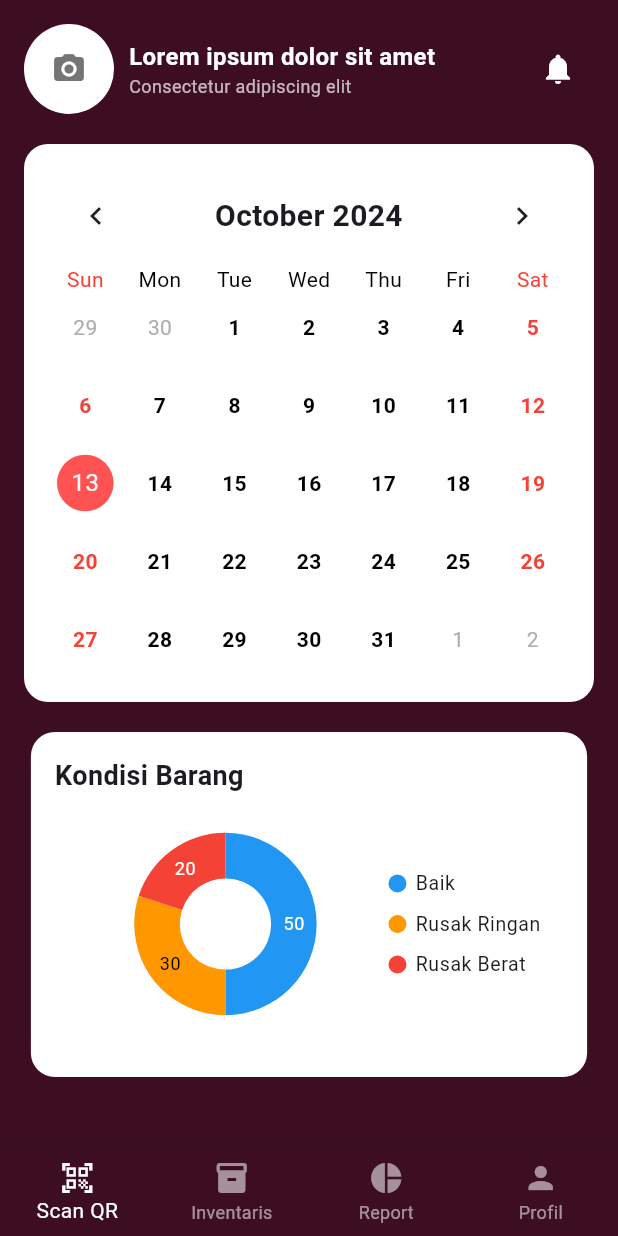
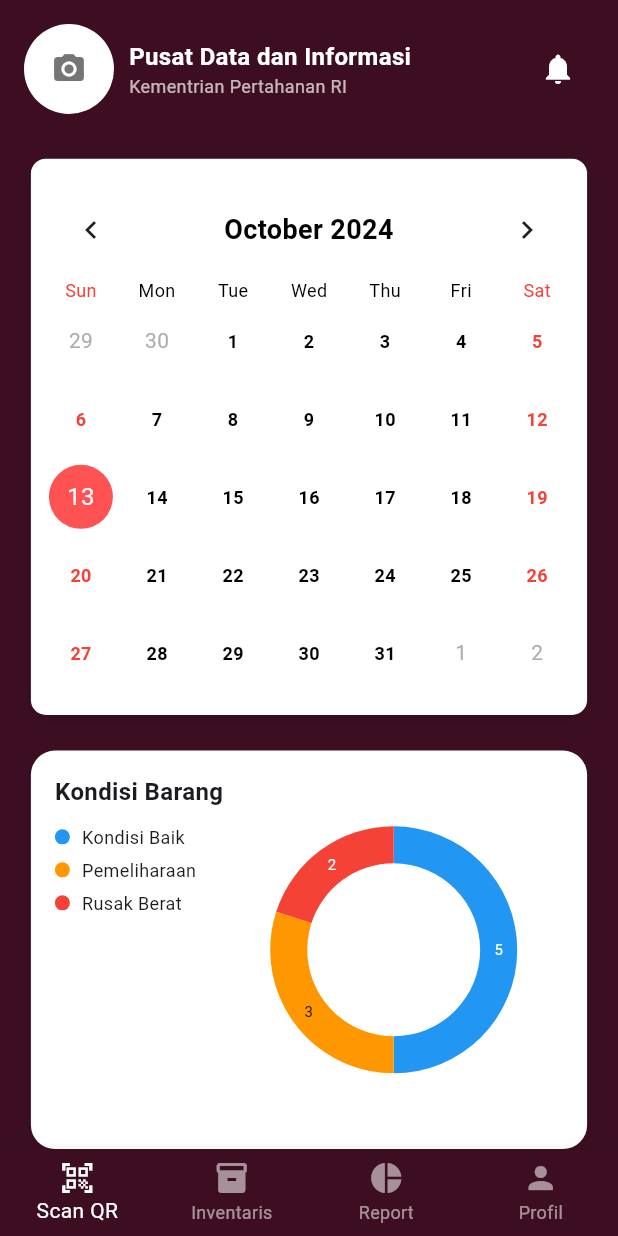
Before and after one commit to raidtammam/pusdatin, a Flutter app: the HomePage screen opened directly, on a phone screen of 412 x 824 dp. Run offline on Flutter 3.47's test engine with Material 3 defaults, Android fonts, the phone set to English and light mode, and no system bars; drawn by our look-alikes of table_calendar; our stand-ins replace syncfusion_flutter_charts.

Commit message:
third commit

```diff
--- a/lib/pages/home_page.dart
+++ b/lib/pages/home_page.dart
@@ -1,7 +1,7 @@
 import 'package:flutter/material.dart';
-import 'package:syncfusion_flutter_charts/charts.dart'; // Import untuk Pie Chart
-import 'package:table_calendar/table_calendar.dart'; // Import untuk Kalender
-import 'dart:collection'; // Untuk Map dan LinkedHashMap
+import 'package:pusdatin_project/widgets/custom_bottom_nav_bar.dart'; // Import BottomNavBar
+import 'package:pusdatin_project/widgets/dashboard_widget.dart'; // Import DashboardWidget
+import 'package:pusdatin_project/widgets/calendar_widget.dart'; // Import CalendarWidget
 
 class HomePage extends StatefulWidget {
   @override
@@ -11,23 +11,7 @@ class HomePage extends StatefulWidget {
 class _HomePageState extends State<HomePage> {
   DateTime _focusedDay = DateTime.now();
   DateTime? _selectedDay;
-  final Map<DateTime, List<String>> _events = LinkedHashMap(equals: isSameDay);
-
-  List<_ChartData> _chartData = [
-    _ChartData('Baik', 50, Colors.blue),
-    _ChartData('Rusak Ringan', 30, Colors.orange),
-    _ChartData('Rusak Berat', 20, Colors.red),
-  ];
-
-  @override
-  void initState() {
-    super.initState();
-
-    // Contoh Event
-    _events[DateTime.utc(2023, 10, 15)] = ['Pengecekan Barang 1'];
-    _events[DateTime.utc(2023, 10, 16)] = ['Pengecekan Barang 2'];
-    _events[DateTime.utc(2023, 10, 17)] = ['Pengecekan Barang 3'];
-  }
+  int _currentIndex = 0;
 
   void _onDaySelected(DateTime selectedDay, DateTime focusedDay) {
     setState(() {
@@ -36,32 +20,39 @@ class _HomePageState extends State<HomePage> {
     });
   }
 
+  void _onItemTapped(int index) {
+    setState(() {
+      _currentIndex = index;
+    });
+  }
+
   @override
   Widget build(BuildContext context) {
     return Scaffold(
-      backgroundColor: Color(0xFF3D0E22), // Warna latar belakang
-      body: SingleChildScrollView(
-        child: Padding(
-          padding: const EdgeInsets.all(16.0),
+      backgroundColor: const Color(0xFF3D0E22),
+      resizeToAvoidBottomInset: true, // Mencegah overflow ketika keyboard muncul
+      body: SafeArea(
         child: Column(
           children: [
             // Header Profil
-              Row(
+            Padding(
+              padding: const EdgeInsets.all(16.0),
+              child: Row(
                 mainAxisAlignment: MainAxisAlignment.spaceBetween,
                 children: [
                   Row(
                     children: [
-                      CircleAvatar(
+                      const CircleAvatar(
                         radius: 30,
                         backgroundColor: Colors.white,
                         child: Icon(Icons.camera_alt, color: Colors.black54),
                       ),
-                      SizedBox(width: 10.0),
+                      const SizedBox(width: 10.0),
                       Column(
                         crossAxisAlignment: CrossAxisAlignment.start,
-                        children: [
+                        children: const [
                           Text(
-                            'Lorem ipsum dolor sit amet',
+                            'Pusat Data dan Informasi',
                             style: TextStyle(
                               color: Colors.white,
                               fontWeight: FontWeight.bold,
@@ -69,7 +60,7 @@ class _HomePageState extends State<HomePage> {
                             ),
                           ),
                           Text(
-                            'Consectetur adipiscing elit',
+                            'Kementrian Pertahanan RI',
                             style: TextStyle(
                               color: Colors.white70,
                               fontSize: 12.0,
@@ -80,140 +71,37 @@ class _HomePageState extends State<HomePage> {
                     ],
                   ),
                   IconButton(
-                    icon: Icon(Icons.notifications, color: Colors.white),
+                    icon: const Icon(Icons.notifications, color: Colors.white),
                     onPressed: () {},
                   ),
                 ],
               ),
-              SizedBox(height: 20.0),
+            ),
 
-              // Kalender Interaktif
-              Container(
-                decoration: BoxDecoration(
-                  color: Colors.white,
-                  borderRadius: BorderRadius.circular(16.0),
-                ),
-                padding: EdgeInsets.all(16.0),
-                child: TableCalendar(
-                  firstDay: DateTime(2022),
-                  lastDay: DateTime(2030),
+            // Expanded Calendar untuk menyesuaikan ukuran
+            Expanded(
+              flex: 3,
+              child: CalendarWidget(
                 focusedDay: _focusedDay,
-                  selectedDayPredicate: (day) => isSameDay(_selectedDay, day),
+                selectedDay: _selectedDay,
                 onDaySelected: _onDaySelected,
-                  calendarStyle: CalendarStyle(
-                    todayDecoration: BoxDecoration(
-                      color: Colors.redAccent,
-                      shape: BoxShape.circle,
-                    ),
-                    selectedDecoration: BoxDecoration(
-                      color: Colors.blueAccent,
-                      shape: BoxShape.circle,
-                    ),
-                    defaultTextStyle: TextStyle(
-                      fontWeight: FontWeight.bold,
-                      color: Colors.black,
-                    ),
-                    weekendTextStyle: TextStyle(
-                      fontWeight: FontWeight.bold,
-                      color: Colors.red,
               ),
             ),
-                  headerStyle: HeaderStyle(
-                    titleCentered: true,
-                    formatButtonVisible: false,
-                    titleTextStyle: TextStyle(
-                      fontSize: 20.0,
-                      fontWeight: FontWeight.bold,
-                    ),
-                  ),
-                  daysOfWeekStyle: DaysOfWeekStyle(
-                    weekendStyle: TextStyle(color: Colors.red),
-                    weekdayStyle: TextStyle(color: Colors.black),
-                  ),
-                  eventLoader: (day) {
-                    return _events[day] ?? [];
-                  },
-                ),
-              ),
-              SizedBox(height: 20.0),
 
-              // Grafik Pie Chart Medium
-              Container(
-                width: MediaQuery.of(context).size.width * 0.9, // Lebar 80% layar
-                height: 230, // Tinggi menengah
-                decoration: BoxDecoration(
-                  color: Colors.white,
-                  borderRadius: BorderRadius.circular(16.0),
-                ),
-                padding: EdgeInsets.all(16.0),
-                child: Column(
-                  crossAxisAlignment: CrossAxisAlignment.start,
-                  children: [
-                    Text(
-                      'Kondisi Barang',
-                      style: TextStyle(
-                        fontWeight: FontWeight.bold,
-                        fontSize: 18.0,
-                      ),
-                    ),
+            const SizedBox(height: 10.0),
+
+            // Expanded Dashboard agar tidak melebihi ruang yang tersedia
             Expanded(
-                      child: SfCircularChart(
-                        legend: Legend(isVisible: true),
-                        series: <CircularSeries>[
-                          DoughnutSeries<_ChartData, String>(
-                            dataSource: _chartData,
-                            pointColorMapper: (_ChartData data, _) =>
-                                data.color,
-                            xValueMapper: (_ChartData data, _) => data.label,
-                            yValueMapper: (_ChartData data, _) => data.value,
-                            dataLabelSettings:
-                                DataLabelSettings(isVisible: true),
+              flex: 2,
+              child: DashboardWidget(),
             ),
           ],
         ),
       ),
-                  ],
-                ),
-              ),
-            ],
-          ),
-        ),
-      ),
-
-      // Bottom Navigation Bar
-      bottomNavigationBar: BottomNavigationBar(
-        type: BottomNavigationBarType.fixed,
-        backgroundColor: Color(0xFF3D0E22),
-        selectedItemColor: Colors.white,
-        unselectedItemColor: Colors.white54,
-        items: [
-          BottomNavigationBarItem(
-            icon: Icon(Icons.qr_code_scanner),
-            label: 'Scan QR',
-          ),
-          BottomNavigationBarItem(
-            icon: Icon(Icons.inventory),
-            label: 'Inventaris',
-          ),
-          BottomNavigationBarItem(
-            icon: Icon(Icons.pie_chart),
-            label: 'Report',
-          ),
-          BottomNavigationBarItem(
-            icon: Icon(Icons.person),
-            label: 'Profil',
-          ),
-        ],
+      bottomNavigationBar: CustomBottomNavBar(
+        currentIndex: _currentIndex,
+        onTap: _onItemTapped,
       ),
     );
   }
 }
-
-// Model Data untuk Pie Chart
-class _ChartData {
-  final String label;
-  final int value;
-  final Color color;
-
-  _ChartData(this.label, this.value, this.color);
-}
--- /dev/null
+++ b/lib/widgets/calendar_widget.dart
@@ -0,0 +1,107 @@
+import 'package:flutter/material.dart';
+import 'package:table_calendar/table_calendar.dart';
+import 'dart:collection'; // Untuk Map dan LinkedHashMap
+
+class CalendarWidget extends StatefulWidget {
+  final DateTime focusedDay;
+  final DateTime? selectedDay;
+  final Function(DateTime, DateTime) onDaySelected;
+
+  const CalendarWidget({
+    Key? key,
+    required this.focusedDay,
+    required this.selectedDay,
+    required this.onDaySelected,
+  }) : super(key: key);
+
+  @override
+  _CalendarWidgetState createState() => _CalendarWidgetState();
+}
+
+class _CalendarWidgetState extends State<CalendarWidget> {
+  final Map<DateTime, List<String>> _events = LinkedHashMap(equals: isSameDay);
+
+  @override
+  void initState() {
+    super.initState();
+
+    // Contoh event untuk kalender
+    _events[DateTime.utc(2023, 10, 15)] = ['Pengecekan Barang 1'];
+    _events[DateTime.utc(2023, 10, 16)] = ['Pengecekan Barang 2'];
+  }
+
+  @override
+  Widget build(BuildContext context) {
+    double width = MediaQuery.of(context).size.width * 0.9; // Lebar 90% layar
+    double height = MediaQuery.of(context).size.height * 0.45; // Tinggi 50% layar
+
+    return Center(
+      child: Container(
+        width: width,
+        height: height,
+        decoration: BoxDecoration(
+          color: Colors.white,
+          borderRadius: BorderRadius.circular(10.0), // Border membulat
+          boxShadow: [
+            BoxShadow(
+              color: Colors.black.withOpacity(0.1),
+              blurRadius: 8,
+              offset: const Offset(0, 4), // Shadow di bawah
+            ),
+          ],
+        ),
+        padding: const EdgeInsets.symmetric(horizontal: 8.0, vertical: 10.0),
+        child: Align(
+          alignment: Alignment.center, // Pusatkan konten kalender
+          child: TableCalendar(
+            firstDay: DateTime(2022),
+            lastDay: DateTime(2030),
+            focusedDay: widget.focusedDay,
+            selectedDayPredicate: (day) => isSameDay(widget.selectedDay, day),
+            onDaySelected: widget.onDaySelected,
+            calendarStyle: const CalendarStyle(
+              defaultTextStyle: TextStyle(
+                fontWeight: FontWeight.bold,
+                fontSize: 12.0,
+                color: Colors.black,
+              ),
+              weekendTextStyle: TextStyle(
+                fontWeight: FontWeight.bold,
+                fontSize: 12.0,
+                color: Colors.red,
+              ),
+              todayDecoration: BoxDecoration(
+                color: Colors.redAccent,
+                shape: BoxShape.circle,
+              ),
+              selectedDecoration: BoxDecoration(
+                color: Colors.blueAccent,
+                shape: BoxShape.circle,
+              ),
+              cellMargin: EdgeInsets.all(4.0), // Jarak antar cell kecil
+              markersMaxCount: 1, // Maksimal 1 marker per cell
+            ),
+            headerStyle: const HeaderStyle(
+              titleCentered: true,
+              formatButtonVisible: false,
+              leftChevronVisible: true,
+              rightChevronVisible: true,
+              titleTextStyle: TextStyle(
+                fontSize: 18.0,
+                fontWeight: FontWeight.bold,
+                color: Colors.black,
+              ),
+            ),
+            daysOfWeekStyle: const DaysOfWeekStyle(
+              weekendStyle: TextStyle(color: Colors.red, fontSize: 12.0),
+              weekdayStyle: TextStyle(color: Colors.black, fontSize: 12.0),
+            ),
+            eventLoader: (day) {
+              return _events[day] ?? [];
+            },
+          ),
+        ),
+      ),
+    );
+  }
+}
--- /dev/null
+++ b/lib/widgets/custom_bottom_nav_bar.dart
@@ -0,0 +1,42 @@
+import 'package:flutter/material.dart';
+
+class CustomBottomNavBar extends StatelessWidget {
+  final int currentIndex;
+  final Function(int) onTap;
+
+  const CustomBottomNavBar({
+    Key? key,
+    required this.currentIndex,
+    required this.onTap,
+  }) : super(key: key);
+
+  @override
+  Widget build(BuildContext context) {
+    return BottomNavigationBar(
+      currentIndex: currentIndex,
+      onTap: onTap,
+      type: BottomNavigationBarType.fixed,
+      backgroundColor: const Color(0xFF3D0E22),
+      selectedItemColor: Colors.white,
+      unselectedItemColor: Colors.white54,
+      items: const [
+        BottomNavigationBarItem(
+          icon: Icon(Icons.qr_code_scanner),
+          label: 'Scan QR',
+        ),
+        BottomNavigationBarItem(
+          icon: Icon(Icons.inventory),
+          label: 'Inventaris',
+        ),
+        BottomNavigationBarItem(
+          icon: Icon(Icons.pie_chart),
+          label: 'Report',
+        ),
+        BottomNavigationBarItem(
+          icon: Icon(Icons.person),
+          label: 'Profil',
+        ),
+      ],
+    );
+  }
+}
--- /dev/null
+++ b/lib/widgets/dashboard_widget.dart
@@ -0,0 +1,108 @@
+import 'package:flutter/material.dart';
+import 'package:syncfusion_flutter_charts/charts.dart';
+
+class DashboardWidget extends StatelessWidget {
+  final List<_ChartData> chartData = [
+    _ChartData('Kondisi Baik', 5, Colors.blue),
+    _ChartData('Pemeliharaan', 3, Colors.orange),
+    _ChartData('Rusak Berat', 2, Colors.red),
+  ];
+
+  @override
+  Widget build(BuildContext context) {
+    double width = MediaQuery.of(context).size.width * 0.9; // 90% layar
+    double height = 250; // Tinggi lebih kecil untuk tampilan ponsel
+
+    return Container(
+      width: width,
+      height: height,
+      decoration: BoxDecoration(
+        color: Colors.white,
+        borderRadius: BorderRadius.circular(16.0),
+        boxShadow: [
+          BoxShadow(
+            color: Colors.black.withOpacity(0.1),
+            blurRadius: 8,
+            offset: Offset(0, 4),
+          ),
+        ],
+      ),
+      padding: const EdgeInsets.all(16.0),
+      child: Row(
+        children: [
+          // Legend di sebelah kiri
+          Expanded(
+            flex: 1,
+            child: Column(
+              crossAxisAlignment: CrossAxisAlignment.start,
+              children: [
+                const Text(
+                  'Kondisi Barang',
+                  style: TextStyle(
+                    fontSize: 16.0, // Lebih kecil
+                    fontWeight: FontWeight.bold,
+                  ),
+                ),
+                const SizedBox(height: 10.0),
+                _buildLegendItem('Kondisi Baik', Colors.blue),
+                const SizedBox(height: 5.0),
+                _buildLegendItem('Pemeliharaan', Colors.orange),
+                const SizedBox(height: 5.0),
+                _buildLegendItem('Rusak Berat', Colors.red),
+              ],
+            ),
+          ),
+
+          // Donut Chart di sebelah kanan
+          Expanded(
+            flex: 2,
+            child: SfCircularChart(
+              series: <CircularSeries>[
+                DoughnutSeries<_ChartData, String>(
+                  dataSource: chartData,
+                  pointColorMapper: (_ChartData data, _) => data.color,
+                  xValueMapper: (_ChartData data, _) => data.label,
+                  yValueMapper: (_ChartData data, _) => data.value,
+                  dataLabelSettings: const DataLabelSettings(
+                    isVisible: true,
+                    textStyle: TextStyle(fontSize: 10),
+                  ),
+                  innerRadius: '70%',
+                ),
+              ],
+            ),
+          ),
+        ],
+      ),
+    );
+  }
+
+  Widget _buildLegendItem(String text, Color color) {
+    return Row(
+      children: [
+        Container(
+          width: 10,
+          height: 10,
+          decoration: BoxDecoration(
+            color: color,
+            shape: BoxShape.circle,
+          ),
+        ),
+        const SizedBox(width: 8.0),
+        Text(
+          text,
+          style: const TextStyle(fontSize: 12.0),
+        ),
+      ],
+    );
+  }
+}
+
+// Model Data untuk Pie Chart
+class _ChartData {
+  final String label;
+  final int value;
+  final Color color;
+
+  _ChartData(this.label, this.value, this.color);
+}
```
Also changed, not shown: lib/pages/login_page.dart (+29 -47 lines), lib/widgets/custom_text_field.dart (added, +51 -0 lines). Lines whose indentation alone changed are shown as unchanged.
